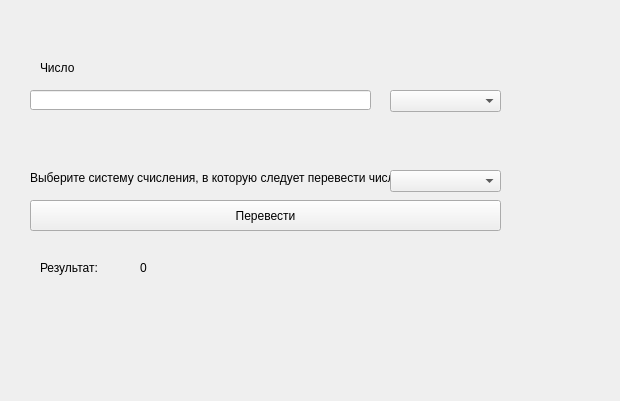
Above: modetranslatewidget.ui from kafka1408me/NumberSystems before the change. Below: the same form after it.
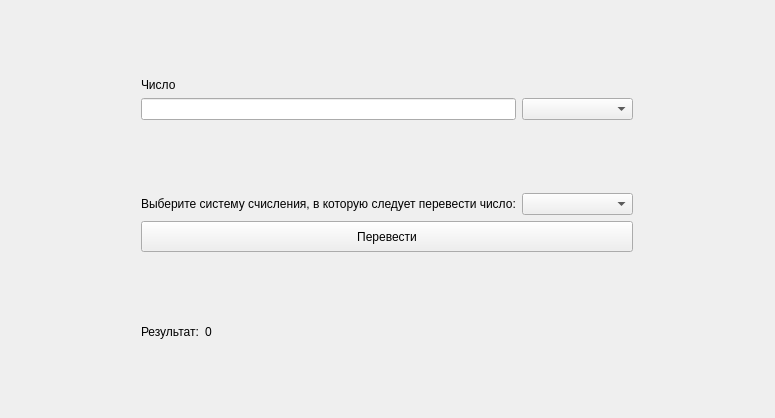
That is the form after the change.

```diff
--- a/modetranslatewidget.ui
+++ b/modetranslatewidget.ui
@@ -6,22 +6,21 @@
    <rect>
     <x>0</x>
     <y>0</y>
-    <width>620</width>
-    <height>401</height>
+    <width>775</width>
+    <height>418</height>
    </rect>
   </property>
   <property name="windowTitle">
    <string>Form</string>
   </property>
+  <layout class="QGridLayout" name="gridLayout_3">
+   <item row="0" column="1" colspan="2">
+    <layout class="QGridLayout" name="gridLayout">
+     <property name="sizeConstraint">
+      <enum>QLayout::SetFixedSize</enum>
+     </property>
+     <item row="0" column="0" colspan="2">
   <widget class="QLabel" name="label">
-   <property name="geometry">
-    <rect>
-     <x>40</x>
-     <y>60</y>
-     <width>411</width>
-     <height>16</height>
-    </rect>
-   </property>
    <property name="sizePolicy">
     <sizepolicy hsizetype="Preferred" vsizetype="Fixed">
      <horstretch>0</horstretch>
@@ -32,41 +31,48 @@
     <string>Число</string>
    </property>
   </widget>
-  <widget class="QLineEdit" name="numberLineEdit">
-   <property name="geometry">
-    <rect>
-     <x>30</x>
-     <y>90</y>
-     <width>341</width>
-     <height>20</height>
-    </rect>
-   </property>
-  </widget>
+     </item>
+     <item row="1" column="0">
+      <widget class="QLineEdit" name="numberLineEdit"/>
+     </item>
+     <item row="1" column="1">
   <widget class="QComboBox" name="numberSystemFromCmbx">
-   <property name="geometry">
-    <rect>
-     <x>390</x>
-     <y>90</y>
-     <width>111</width>
-     <height>22</height>
-    </rect>
-   </property>
    <property name="sizePolicy">
     <sizepolicy hsizetype="Fixed" vsizetype="Fixed">
      <horstretch>0</horstretch>
      <verstretch>0</verstretch>
     </sizepolicy>
    </property>
-  </widget>
+       <property name="minimumSize">
+        <size>
+         <width>111</width>
+         <height>0</height>
+        </size>
+       </property>
+      </widget>
+     </item>
+    </layout>
+   </item>
+   <item row="1" column="0">
+    <spacer name="horizontalSpacer_2">
+     <property name="orientation">
+      <enum>Qt::Horizontal</enum>
+     </property>
+     <property name="sizeHint" stdset="0">
+      <size>
+       <width>137</width>
+       <height>20</height>
+      </size>
+     </property>
+    </spacer>
+   </item>
+   <item row="1" column="1" colspan="2">
+    <layout class="QGridLayout" name="gridLayout_2">
+     <property name="sizeConstraint">
+      <enum>QLayout::SetFixedSize</enum>
+     </property>
+     <item row="0" column="0">
   <widget class="QLabel" name="label_2">
-   <property name="geometry">
-    <rect>
-     <x>30</x>
-     <y>170</y>
-     <width>361</width>
-     <height>16</height>
-    </rect>
-   </property>
    <property name="sizePolicy">
     <sizepolicy hsizetype="Fixed" vsizetype="Preferred">
      <horstretch>0</horstretch>
@@ -77,44 +83,53 @@
     <string>Выберите систему счисления, в которую следует перевести число:</string>
    </property>
   </widget>
+     </item>
+     <item row="0" column="1">
   <widget class="QComboBox" name="numberSystemToCmbx">
-   <property name="geometry">
-    <rect>
-     <x>390</x>
-     <y>170</y>
-     <width>111</width>
-     <height>22</height>
-    </rect>
-   </property>
    <property name="sizePolicy">
     <sizepolicy hsizetype="Fixed" vsizetype="Fixed">
      <horstretch>0</horstretch>
      <verstretch>0</verstretch>
     </sizepolicy>
    </property>
-  </widget>
+       <property name="minimumSize">
+        <size>
+         <width>111</width>
+         <height>0</height>
+        </size>
+       </property>
+      </widget>
+     </item>
+     <item row="1" column="0" colspan="2">
   <widget class="QPushButton" name="translateBtn">
-   <property name="geometry">
-    <rect>
-     <x>30</x>
-     <y>200</y>
-     <width>471</width>
+       <property name="minimumSize">
+        <size>
+         <width>0</width>
      <height>31</height>
-    </rect>
+        </size>
    </property>
    <property name="text">
     <string>Перевести</string>
    </property>
   </widget>
+     </item>
+    </layout>
+   </item>
+   <item row="1" column="3">
+    <spacer name="horizontalSpacer">
+     <property name="orientation">
+      <enum>Qt::Horizontal</enum>
+     </property>
+     <property name="sizeHint" stdset="0">
+      <size>
+       <width>137</width>
+       <height>20</height>
+      </size>
+     </property>
+    </spacer>
+   </item>
+   <item row="2" column="1">
   <widget class="QLabel" name="label_3">
-   <property name="geometry">
-    <rect>
-     <x>40</x>
-     <y>260</y>
-     <width>91</width>
-     <height>16</height>
-    </rect>
-   </property>
    <property name="sizePolicy">
     <sizepolicy hsizetype="Fixed" vsizetype="Fixed">
      <horstretch>0</horstretch>
@@ -125,19 +140,15 @@
     <string>Результат:</string>
    </property>
   </widget>
+   </item>
+   <item row="2" column="2">
   <widget class="QLabel" name="resultNumLbl">
-   <property name="geometry">
-    <rect>
-     <x>140</x>
-     <y>260</y>
-     <width>321</width>
-     <height>16</height>
-    </rect>
-   </property>
    <property name="text">
     <string>0</string>
    </property>
   </widget>
+   </item>
+  </layout>
  </widget>
  <resources/>
  <connections/>
```
Lines whose indentation alone changed are shown as unchanged.
